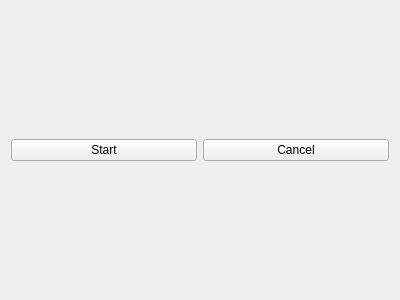
Old version of the form Tasks/Omni/MainLearnWidget.ui in the repository wtom76/ML.
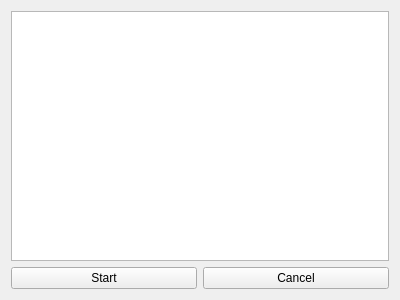
New version of the form.

Patch:
```diff
--- a/Tasks/Omni/MainLearnWidget.ui
+++ b/Tasks/Omni/MainLearnWidget.ui
@@ -14,14 +14,17 @@
    <string>MainLearnWidget</string>
   </property>
   <layout class="QGridLayout" name="gridLayout">
-   <item row="0" column="0">
+   <item row="0" column="0" colspan="2">
+    <widget class="QTableView" name="train_progress_view_"/>
+   </item>
+   <item row="1" column="0">
     <widget class="QPushButton" name="start_btn_">
      <property name="text">
       <string>Start</string>
      </property>
     </widget>
    </item>
-   <item row="0" column="1">
+   <item row="1" column="1">
     <widget class="QPushButton" name="cancel_btn_">
      <property name="text">
       <string>Cancel</string>
```
